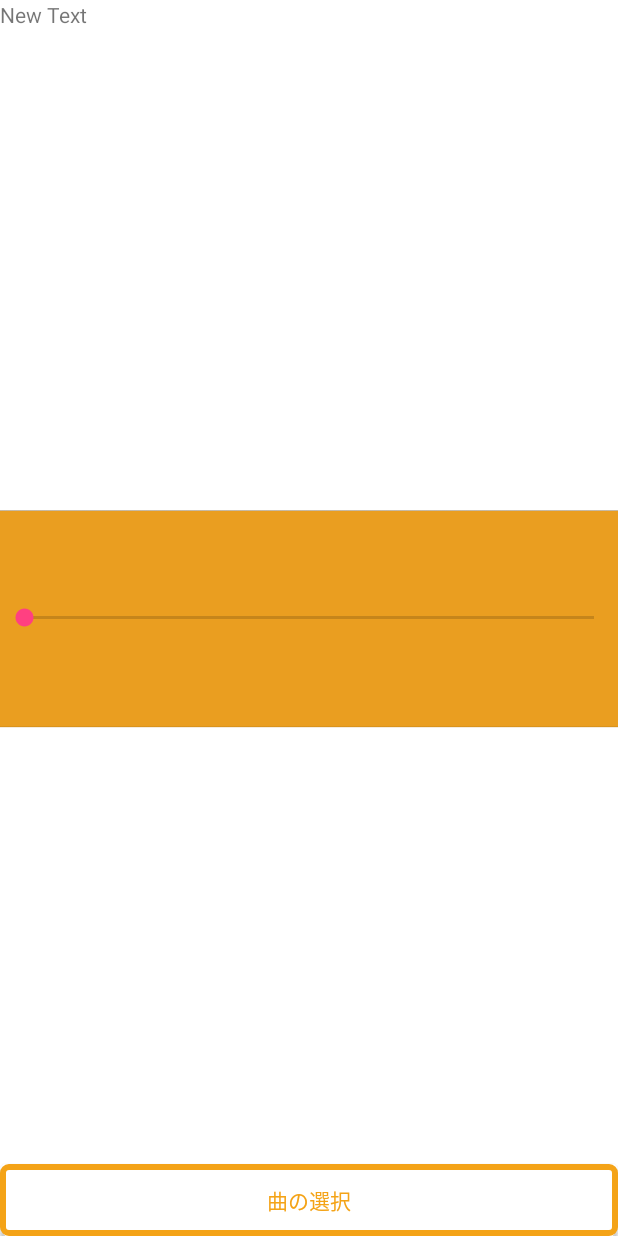
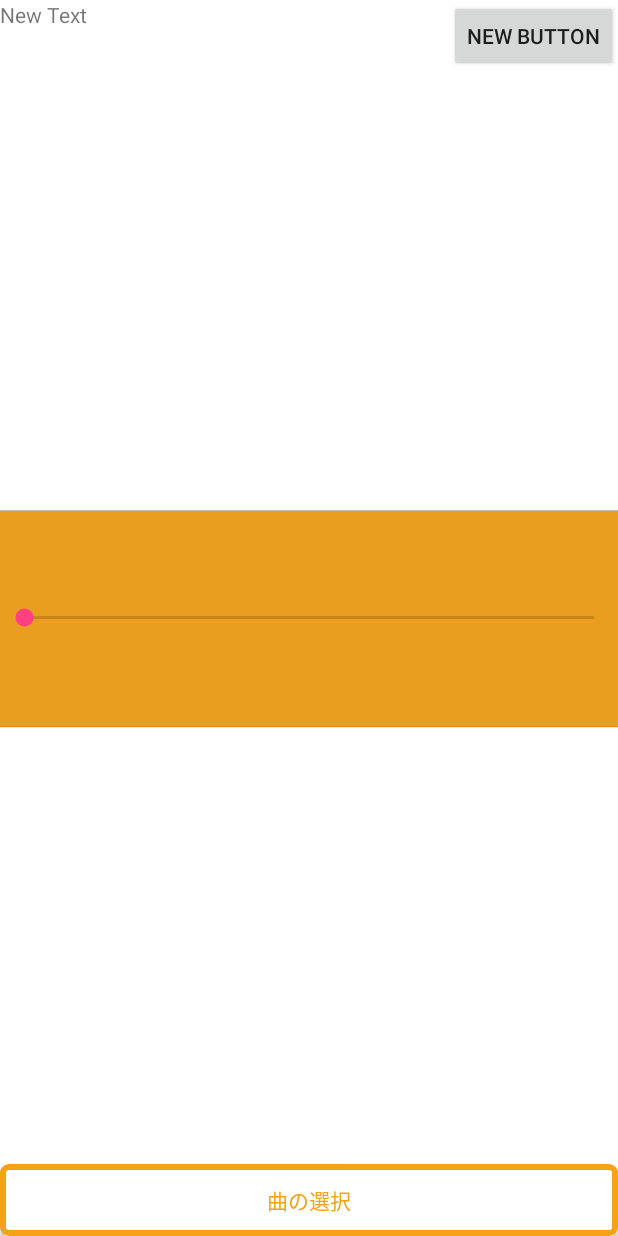
Before and after one commit to AsukaTakemura1289/tyarin, an Android app: the EqualizerActivity screen opened directly, with no data from a screen before it, on a phone screen of 412 x 824 dp. Run offline under Robolectric (Android 15) with nearby library versions, the phone set to English and light mode, and no system bars.

Commit message:
完成版

```diff
--- a/app/src/main/res/layout/activity_equalizer.xml
+++ b/app/src/main/res/layout/activity_equalizer.xml
@@ -33,6 +33,14 @@
             android:textColor="#f4a317"
             android:background="@drawable/btn_record"
             android:layout_gravity="bottom" />
+
+        <Button
+            android:layout_width="wrap_content"
+            android:layout_height="wrap_content"
+            android:text="New Button"
+            android:id="@+id/button6"
+            android:layout_gravity="right|top"
+            android:onClick="fast" />
     </FrameLayout>
 
 </RelativeLayout>
```
Also changed, not shown: app/src/main/java/com/lifeistech/android/clerkcall/EqualizerActivity.java (+12 -7 lines).
